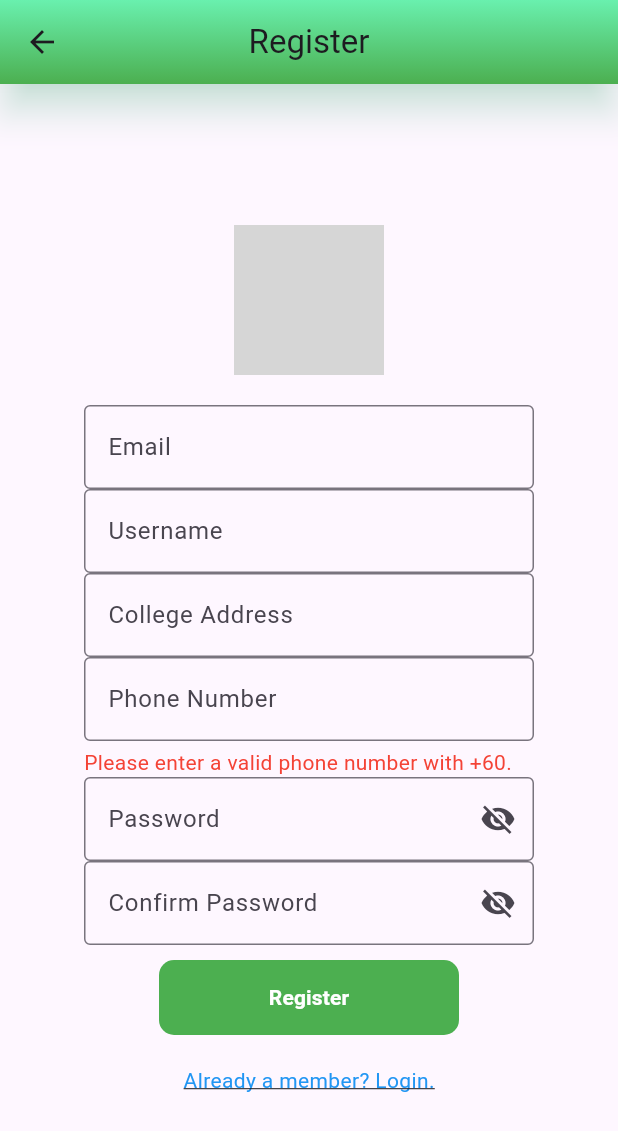
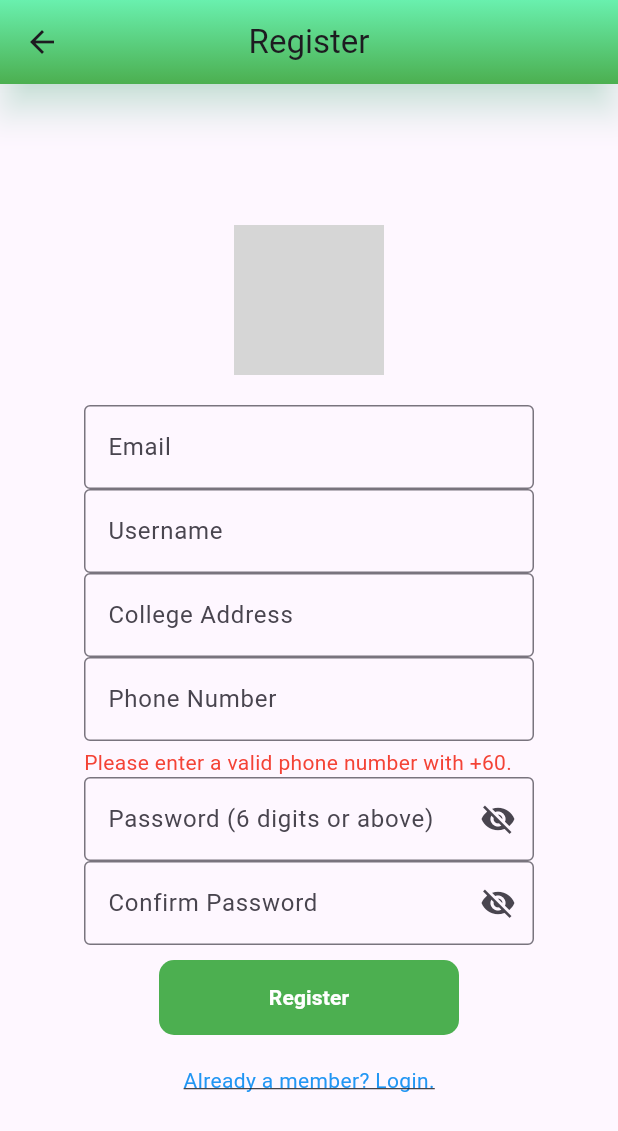
Before and after one commit to wlong0711/AD_Project_RecycleGO, a Flutter app: the RegisterPage screen opened directly, on a phone screen of 412 x 824 dp. Shown: the top 1131 px of the screen. Run offline on Flutter 3.47's test engine with Material 3 defaults, Android fonts, the phone set to English and light mode, and no system bars; our stand-ins replace carousel_slider, cloud_firestore, firebase_auth, firebase_core, firebase_database, firebase_storage and 7 more; missing offline and left inert: qr_code_scanner; accounts and stored records are empty; network calls fail; grey boxes are pictures that could not be loaded.

Commit message:
Improve Ui register and delete message fail play

```diff
--- a/lib/Shared Pages/StartUp Pages/UserProfilePage.dart
+++ b/lib/Shared Pages/StartUp Pages/UserProfilePage.dart
@@ -157,7 +157,6 @@ Future<void> _deleteAccount() async {
   );
 }
 
-// Function to send a confirmation email after account deletion
 Future<void> _sendDeletionConfirmationEmail() async {
   try {
     // Customize the email content and subject as needed
--- a/lib/Shared Pages/StartUp Pages/register.dart
+++ b/lib/Shared Pages/StartUp Pages/register.dart
@@ -217,7 +217,7 @@ class _RegisterPageState extends State<RegisterPage> {
           setState(() {});
         },
         decoration: InputDecoration(
-          labelText: _passwordController.text.isEmpty ? 'Password' : '',
+          labelText: _passwordController.text.isEmpty ? 'Password (6 digits or above)' : '',
           border: const OutlineInputBorder(),
           suffixIcon: GestureDetector(
             onTap: () {
```
